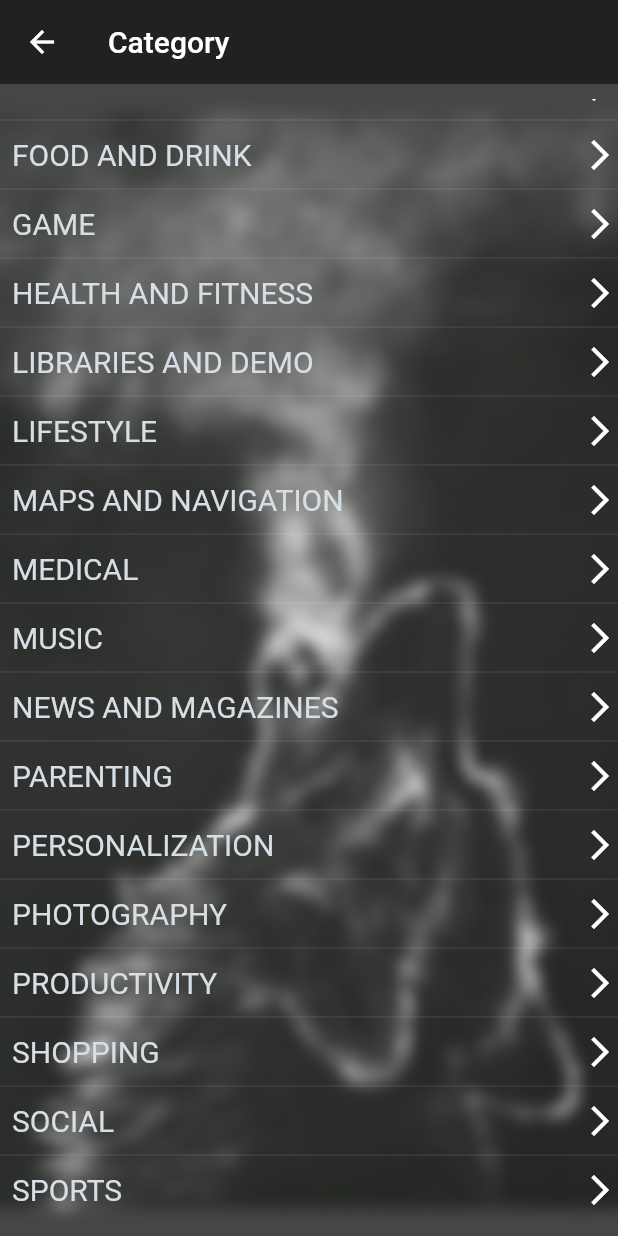
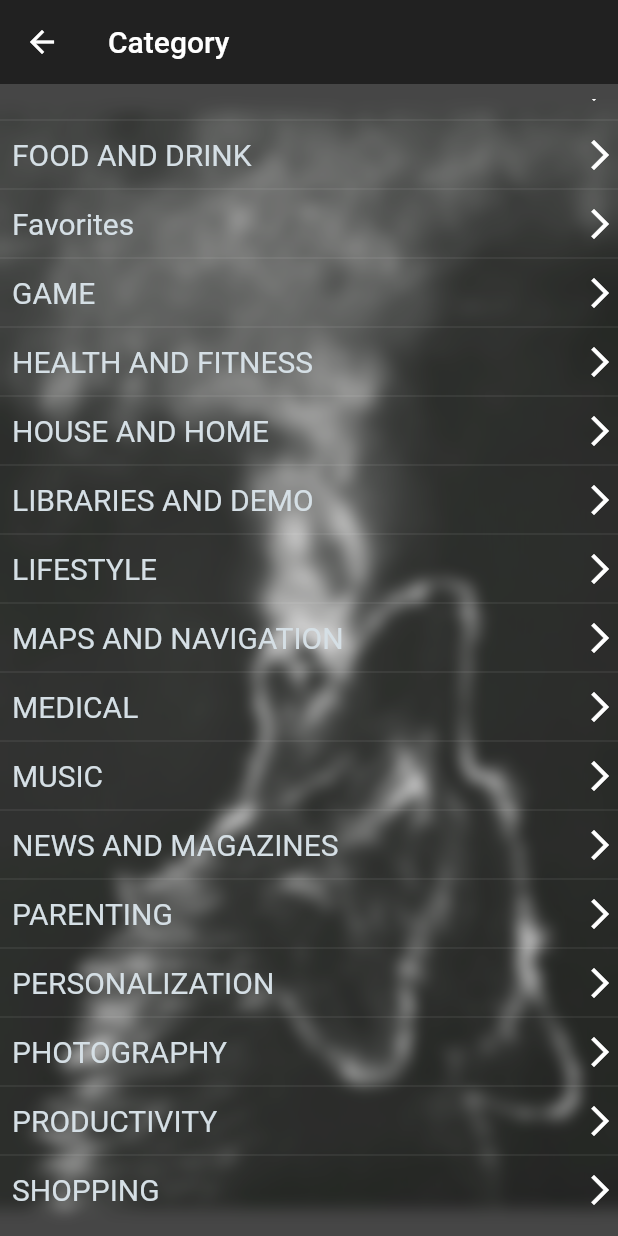
Before and after one commit to b3hzadsh/apps-inf0, a Flutter app: the CategoryScreen screen opened directly, scrolled down 576 dp, on a phone screen of 412 x 824 dp. Run offline on Flutter 3.47's test engine with Material 2 defaults, Android fonts, the phone set to English and light mode, and no system bars; our stand-ins replace connectivity, flutter_rating_bar, flutter_spinkit, sqflite; accounts and stored records are empty; Roboto replaces fonts that are missing (VAGROUND).

Commit message:
screenshots changes , databse fixed

```diff
--- a/lib/screens/category.dart
+++ b/lib/screens/category.dart
@@ -1,26 +1,24 @@
 import 'package:apps_info/utils/widgets.dart';
 import 'package:flutter/material.dart';
-import 'dart:ui' as ui;
 
 class CategoryScreen extends StatelessWidget {
   @override
   Widget build(BuildContext context) {
-    var hieght = MediaQuery.of(context).size.height;
-    var width = MediaQuery.of(context).size.width;
     List<String> cats = [
       "ART_AND_DESIGN",
       "FAMILY",
       "TOOLS",
       "NEWS_AND_MAGAZINES",
-      "PHOTOGRAPHY",
       "BUSINESS",
       "PRODUCTIVITY",
       "GAME",
       "LIFESTYLE",
+      "HOUSE_AND_HOME",
       "SHOPPING",
       "HEALTH_AND_FITNESS",
       "BEAUTY",
       "VIDEO_PLAYERS",
+      "PHOTOGRAPHY",
       "MUSIC",
       "COMMUNICATION",
       "PERSONALIZATION",
@@ -41,6 +39,7 @@ class CategoryScreen extends StatelessWidget {
       "PARENTING",
       "TRAVEL_AND_LOCAL",
       "WEATHER",
+      "Favorites"
     ];
     cats.sort(); //..sort((a, b) => a.substring(0, 1).compareTo(b.substring(0, 1)));
     return Scaffold(
@@ -72,7 +71,9 @@ class CategoryScreen extends StatelessWidget {
                               child: Text(
                                 cats[index].replaceAll("_", " "),
                                 style: TextStyle(
-                                    color: Color(0xFFD5DFE5), fontSize: 20),
+                                  color: Color(0xFFD5DFE5),
+                                  fontSize: 20,
+                                ),
                               ),
                             ),
                             Icon(Icons.arrow_forward_ios)
--- a/lib/utils/database.dart
+++ b/lib/utils/database.dart
@@ -1,7 +1,8 @@
 import 'dart:async';
 import 'dart:io';
 import 'package:path/path.dart';
-import 'package:path_provider/path_provider.dart';
+import 'package:path_provider/path_provider.dart'
+    show getApplicationDocumentsDirectory;
 import '../models/app_model.dart';
 import 'package:sqflite/sqflite.dart';
 import 'dart:core';
@@ -152,6 +153,7 @@ class DBProvider {
     "PRODUCTIVITY",
     "GAME",
     "LIFESTYLE",
+    "HOUSE_AND_HOME",
     "SHOPPING",
     "HEALTH_AND_FITNESS",
     "BEAUTY",
--- a/lib/utils/func.dart
+++ b/lib/utils/func.dart
@@ -54,7 +54,7 @@ class MyFunctions {
   }
 
   static String shortenerName(String input) {
-    if (input.length < 40) return input;
+    if (input.length < 35) return input;
     if (input.split("-")[0].length < 20) return input.split("-")[0];
     if (input.split(":")[0].length < 20)
       return input.split(":")[0];
--- a/lib/utils/widgets.dart
+++ b/lib/utils/widgets.dart
@@ -185,9 +185,9 @@ class _AppWidgetState extends State<AppWidget> {
                 "${MyFunctions.shortenerName(widget.app.appName)}",
                 style: TextStyle(
                   color: Color(
-                    0xFF25A18E,
+                    0xFFEF6351,
                   ),
-                ), //0xFF7D70BA | 0xFF0DAB76
+                ), //0xFF7D70BA | 0xFF0DAB76 | 0xFF25A18E, |  0xFFF6B503
 
                 //size big with factor
               ),
@@ -208,7 +208,7 @@ class _AppWidgetState extends State<AppWidget> {
                 },
                 icon: Icon(
                   Icons.favorite,
-                  color: tempIsFavorite ? Colors.orange : Colors.grey,
+                  color: tempIsFavorite ? Color(0xFFF6A103) : Colors.grey,
                 ),
               )
             ],
--- a/pubspec.yaml
+++ b/pubspec.yaml
@@ -1,5 +1,5 @@
 name: apps_info
-description: A new Flutter project.
+description: an app to show a dataset .
 
 # The following line prevents the package from being accidentally published to
 # pub.dev using `pub publish`. This is preferred for private packages.
@@ -29,9 +29,8 @@ dependencies:
   flutter_overlay_loader: ^0.0.2
   flutter_rating_bar: ^3.2.0+1
   flutter_spinkit: ^4.1.2+1
-  flutter_svg: any
-  google_fonts: ^1.1.1
   http: ^0.12.2
+  path_provider: ^1.6.24
   sqflite: ^1.3.2+1
   test: ^1.15.7
   url_launcher: ^5.7.10
```
Also changed, not shown: lib/screens/setting_screen.dart (+5 -10 lines), assets/screen_shots/a-category.png (added), assets/screen_shots/a_category.jpg (deleted), assets/screen_shots/another_category.jpg (deleted), assets/screen_shots/categories.png (added), assets/screen_shots/category_screen.jpg (deleted), assets/screen_shots/favorite.png (added), assets/screen_shots/main.png (added), assets/screen_shots/main_screen.jpg (deleted), assets/screen_shots/more-categories.png (added), assets/screen_shots/photo_2020-12-31_16-57-11.jpg (deleted), assets/screen_shots/search.png (added), assets/screen_shots/setting.jpg (deleted), assets/screen_shots/setting.png (added), 1 more files.
